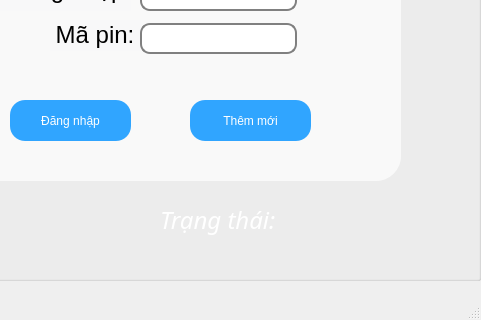
derektruong/ExpenseManagement, file QuanLyChiTieu/loginapp.ui: the form before one commit; both pictures show x 160 to 641 and y 160 to 480 of the 641 by 480 pixel window.
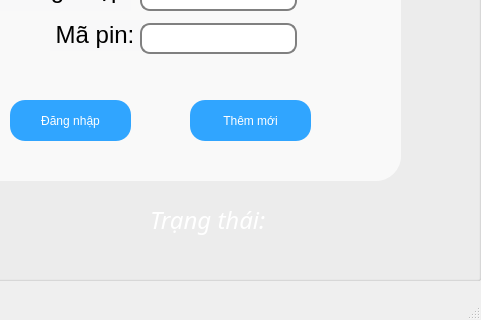
The form after the commit. Icons and pictures are not drawn.

```diff
--- a/QuanLyChiTieu/loginapp.ui
+++ b/QuanLyChiTieu/loginapp.ui
@@ -188,9 +188,9 @@
    <widget class="QLabel" name="label_TrangThai">
     <property name="geometry">
      <rect>
-      <x>320</x>
+      <x>310</x>
       <y>350</y>
-      <width>271</width>
+      <width>321</width>
       <height>61</height>
      </rect>
     </property>
```
